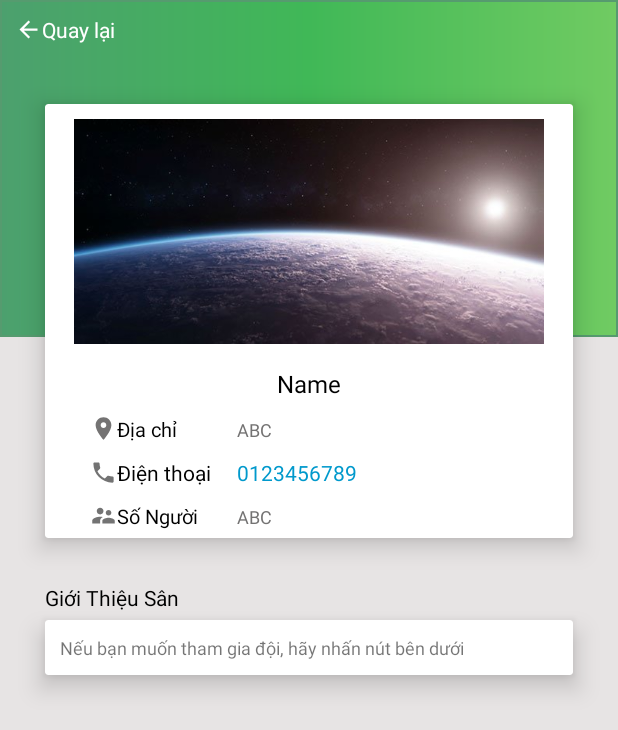
After one commit to zzlaodaizz7/STP2019, an Android app: the layout fragment_chi_tiet_san_bong.xml on its own in the app's theme, with its tools: preview values and no code run, on a phone screen of 412 x 824 dp. The commit adds this screen. Shown: the top 730 px of the screen. Run offline under Robolectric (Android 15) with nearby library versions, the phone set to English and light mode, and no system bars.

Commit message:
ChiTietSanBongFragment

```diff
--- a/app/src/main/java/com/example/doan2019/DoiBongClass.java
+++ b/app/src/main/java/com/example/doan2019/DoiBongClass.java
@@ -15,17 +15,19 @@ public class DoiBongClass implements Serializable {
     private Bitmap ImageBia, ImageDaiDien;
     private ArrayList<ThanhVienDoiBongClass> listThanhVien;
 
-    public DoiBongClass(String ten, double diem, String diaChi, String trinhDo, String ngayThanhLap, String soDienThoai, ArrayList<ThanhVienDoiBongClass> listThanhVien) {
+    public DoiBongClass(String ten, double diem, String diaChi, String trinhDo, String ngayThanhLap, String soDienThoai, Bitmap imageBia, Bitmap imageDaiDien, ArrayList<ThanhVienDoiBongClass> listThanhVien) {
         this.ten = ten;
         this.diem = diem;
         this.diaChi = diaChi;
         this.trinhDo = trinhDo;
         this.ngayThanhLap = ngayThanhLap;
         this.soDienThoai = soDienThoai;
+        ImageBia = imageBia;
+        ImageDaiDien = imageDaiDien;
         this.listThanhVien = listThanhVien;
     }
 
-    public DoiBongClass(String fc_fb, double v, String diaChi, String khá, int i, String soDienThoai, ArrayList<ThanhVienDoiBongClass> thanhVienDoiBongClasses) {
+    public DoiBongClass() {
     }
 
     public String getTen() {
--- a/app/src/main/java/com/example/doan2019/MainActivity.java
+++ b/app/src/main/java/com/example/doan2019/MainActivity.java
@@ -4,8 +4,11 @@ import androidx.annotation.NonNull;
 import androidx.appcompat.app.AppCompatActivity;
 import androidx.fragment.app.Fragment;
 
+import android.content.Context;
+import android.content.SharedPreferences;
 import android.os.Bundle;
 import android.view.MenuItem;
+import android.widget.Toast;
 
 import com.facebook.AccessToken;
 import com.google.android.material.bottomnavigation.BottomNavigationView;
@@ -20,6 +23,7 @@ public class MainActivity extends AppCompatActivity implements LangNgheSuKienChu
         setContentView(R.layout.activity_main);
 
         Mapping();
+
         DangKySuKienLangNghe();
 
         getSupportFragmentManager().beginTransaction().replace(R.id.fragment_container,
--- a/app/src/main/java/com/example/doan2019/TimSanFragment.java
+++ b/app/src/main/java/com/example/doan2019/TimSanFragment.java
@@ -134,7 +134,6 @@ public class TimSanFragment extends Fragment {
         int desiredWidth = View.MeasureSpec.makeMeasureSpec(listView.getWidth(), View.MeasureSpec.UNSPECIFIED);
         int totalHeight = 0;
         View view = null;
-        Toast.makeText(getActivity(), matchAdapter.getCount() + "", Toast.LENGTH_SHORT).show();
         for (int i = 0; i < matchAdapter.getCount(); i++) {
             view = matchAdapter.getView(i, view, listView);
             if (i == 0)
--- /dev/null
+++ b/app/src/main/res/layout/fragment_chi_tiet_san_bong.xml
@@ -0,0 +1,208 @@
+<?xml version="1.0" encoding="utf-8"?>
+<androidx.constraintlayout.widget.ConstraintLayout xmlns:android="http://schemas.android.com/apk/res/android"
+    xmlns:app="http://schemas.android.com/apk/res-auto"
+    android:layout_width="match_parent"
+    android:layout_height="match_parent">
+
+    <LinearLayout
+        android:layout_width="match_parent"
+        android:layout_height="match_parent"
+        android:orientation="vertical"
+        app:layout_constraintBottom_toBottomOf="parent"
+        app:layout_constraintLeft_toLeftOf="parent"
+        app:layout_constraintTop_toTopOf="parent">
+
+        <View
+            android:layout_width="match_parent"
+            android:layout_height="0dp"
+            android:layout_weight="1.5"
+            android:background="@drawable/custom_mau_action_bar_dx" />
+
+        <View
+            android:layout_width="match_parent"
+            android:layout_height="0dp"
+            android:layout_weight="4"
+            android:background="@color/mauNenXam" />
+    </LinearLayout>
+
+    <TextView
+        android:id="@+id/TextViewQuayLai"
+        android:layout_width="wrap_content"
+        android:layout_height="wrap_content"
+        android:clickable="true"
+        android:drawableLeft="@drawable/back_18dp"
+        android:padding="10dp"
+        android:text="Quay lại"
+        android:textColor="@drawable/custom_text_color"
+        app:layout_constraintLeft_toLeftOf="parent"
+        app:layout_constraintTop_toTopOf="parent" />
+
+    <ScrollView
+        android:layout_width="match_parent"
+        android:layout_height="wrap_content"
+        app:layout_constraintLeft_toLeftOf="parent"
+        app:layout_constraintRight_toRightOf="parent"
+        app:layout_constraintTop_toBottomOf="@id/TextViewQuayLai">
+
+        <LinearLayout
+            android:layout_width="match_parent"
+            android:layout_height="match_parent"
+            android:orientation="vertical">
+
+            <androidx.cardview.widget.CardView
+                android:layout_width="match_parent"
+                android:layout_height="wrap_content"
+                android:layout_marginLeft="30dp"
+                android:layout_marginTop="30dp"
+                android:layout_marginRight="30dp"
+                app:cardElevation="10dp"
+                app:layout_constraintLeft_toLeftOf="parent"
+                app:layout_constraintTop_toTopOf="parent">
+
+                <androidx.constraintlayout.widget.ConstraintLayout
+                    android:id="@+id/LayoutProfile"
+                    android:layout_width="match_parent"
+                    android:layout_height="match_parent"
+                    android:paddingTop="10dp"
+                    android:paddingBottom="5dp">
+
+                    <ImageView
+                        android:id="@+id/ImageViewBiaSanBong"
+                        android:layout_width="match_parent"
+                        android:layout_height="150dp"
+                        android:src="@drawable/anh_test_doi_bong"
+                        app:layout_constraintLeft_toLeftOf="parent"
+                        app:layout_constraintTop_toTopOf="parent" />
+
+                    <TextView
+                        android:id="@+id/TextViewNameSanBong"
+                        android:layout_width="wrap_content"
+                        android:layout_height="wrap_content"
+                        android:layout_marginTop="15dp"
+                        android:text="Name"
+                        android:textColor="@android:color/black"
+                        android:textSize="16sp"
+                        app:layout_constraintLeft_toLeftOf="parent"
+                        app:layout_constraintRight_toRightOf="parent"
+                        app:layout_constraintTop_toBottomOf="@id/ImageViewBiaSanBong" />
+
+                    <TextView
+                        android:id="@+id/TextViewDiaChiSanBong"
+                        android:layout_width="0dp"
+                        android:layout_height="wrap_content"
+                        android:layout_marginLeft="40dp"
+                        android:text="ABC"
+                        android:textColor="@color/mauChuXam"
+                        android:textSize="12sp"
+                        app:layout_constraintBottom_toBottomOf="@id/TextViewICLocation"
+                        app:layout_constraintLeft_toRightOf="@id/TextViewICLocation"
+                        app:layout_constraintRight_toRightOf="parent"
+                        app:layout_constraintTop_toTopOf="@id/TextViewICLocation" />
+
+                    <TextView
+                        android:id="@+id/TextViewICLocation"
+                        android:layout_width="wrap_content"
+                        android:layout_height="wrap_content"
+                        android:layout_marginLeft="10dp"
+                        android:layout_marginTop="10dp"
+                        android:drawableLeft="@drawable/ic_location_18dp"
+                        android:text="Địa chỉ"
+                        android:textColor="@android:color/black"
+                        android:textSize="13sp"
+                        app:layout_constraintHorizontal_bias="0.07"
+                        app:layout_constraintLeft_toLeftOf="parent"
+                        app:layout_constraintRight_toRightOf="parent"
+                        app:layout_constraintTop_toBottomOf="@id/TextViewNameSanBong" />
+
+                    <TextView
+                        android:id="@+id/TextViewICPhoneSanBong"
+                        android:layout_width="wrap_content"
+                        android:layout_height="wrap_content"
+                        android:layout_marginTop="10dp"
+                        android:drawableLeft="@drawable/ic_phone_18dp"
+                        android:text="Điện thoại"
+                        android:textColor="@android:color/black"
+                        app:layout_constraintStart_toStartOf="@+id/TextViewICLocation"
+                        app:layout_constraintTop_toBottomOf="@id/TextViewICLocation" />
+
+                    <TextView
+                        android:id="@+id/TextViewPhoneSanBong"
+                        android:layout_width="wrap_content"
+                        android:layout_height="wrap_content"
+                        android:text="0123456789"
+                        android:textColor="@android:color/holo_blue_dark"
+                        app:layout_constraintBottom_toBottomOf="@id/TextViewICPhoneSanBong"
+                        app:layout_constraintStart_toStartOf="@+id/TextViewDiaChiSanBong"
+                        app:layout_constraintTop_toTopOf="@id/TextViewICPhoneSanBong" />
+
+                    <TextView
+                        android:id="@+id/TextViewICSoNguoi"
+                        android:layout_width="wrap_content"
+                        android:layout_height="wrap_content"
+                        android:layout_marginTop="10dp"
+                        android:drawableLeft="@drawable/ic_ten_doi_bong_dang_ky_18dp"
+                        android:text="Số Người"
+                        android:textColor="@android:color/black"
+                        android:textSize="13sp"
+                        app:layout_constraintStart_toStartOf="@id/TextViewICPhoneSanBong"
+                        app:layout_constraintTop_toBottomOf="@id/TextViewICPhoneSanBong" />
+
+                    <TextView
+                        android:id="@+id/TextViewSoNguoi"
+                        android:layout_width="wrap_content"
+                        android:layout_height="wrap_content"
+                        android:text="ABC"
+                        android:textColor="@color/mauChuXam"
+                        android:textSize="12sp"
+                        app:layout_constraintBottom_toBottomOf="@id/TextViewICSoNguoi"
+                        app:layout_constraintStart_toStartOf="@id/TextViewPhoneSanBong"
+                        app:layout_constraintTop_toTopOf="@id/TextViewICSoNguoi" />
+                </androidx.constraintlayout.widget.ConstraintLayout>
+            </androidx.cardview.widget.CardView>
+
+            <TextView
+                android:layout_width="wrap_content"
+                android:layout_height="wrap_content"
+                android:layout_marginLeft="30dp"
+                android:layout_marginTop="30dp"
+                android:text="Giới Thiệu Sân"
+                android:textColor="@android:color/black"
+                android:textSize="14sp" />
+
+            <androidx.cardview.widget.CardView
+                android:layout_width="match_parent"
+                android:layout_height="wrap_content"
+                android:layout_marginLeft="30dp"
+                android:layout_marginTop="5dp"
+                android:layout_marginRight="30dp"
+                app:cardElevation="10dp">
+
+                <androidx.constraintlayout.widget.ConstraintLayout
+                    android:layout_width="match_parent"
+                    android:layout_height="match_parent">
+
+                    <TextView
+                        android:id="@+id/TextViewGioiThieu"
+                        android:layout_width="match_parent"
+                        android:layout_height="wrap_content"
+                        android:layout_marginLeft="10dp"
+                        android:layout_marginTop="10dp"
+                        android:drawablePadding="5dp"
+                        android:text="Nếu bạn muốn tham gia đội, hãy nhấn nút bên dưới"
+                        android:textSize="12sp"
+                        app:layout_constraintLeft_toLeftOf="parent"
+                        app:layout_constraintTop_toTopOf="parent" />
+
+                    <View
+                        android:layout_width="match_parent"
+                        android:layout_height="10dp"
+                        app:layout_constraintTop_toBottomOf="@id/TextViewGioiThieu" />
+                </androidx.constraintlayout.widget.ConstraintLayout>
+            </androidx.cardview.widget.CardView>
+
+            <View
+                android:layout_width="match_parent"
+                android:layout_height="50dp" />
+        </LinearLayout>
+    </ScrollView>
+</androidx.constraintlayout.widget.ConstraintLayout>
--- a/app/src/main/res/layout/fragment_chi_tiet_xep_hang_doi_bong.xml
+++ b/app/src/main/res/layout/fragment_chi_tiet_xep_hang_doi_bong.xml
@@ -70,7 +70,7 @@
                     <ImageView
                         android:id="@+id/ImageViewBiaDoiBong"
                         android:layout_width="match_parent"
-                        android:layout_height="100dp"
+                        android:layout_height="150dp"
                         android:src="@drawable/anh_test_doi_bong"
                         app:layout_constraintLeft_toLeftOf="parent"
                         app:layout_constraintTop_toTopOf="parent" />
```
Also changed, not shown: app/src/main/java/com/example/doan2019/ChiTietDoiBongDaThamGiaFragment.java (+19 -0 lines), app/src/main/java/com/example/doan2019/ChiTietDoiBongXepHangFragment.java (+9 -0 lines), app/src/main/java/com/example/doan2019/ChiTietSanBongFragment.java (+58 -0 lines), app/src/main/java/com/example/doan2019/TaiKhoanDaLoginFragment.java (+47 -22 lines), app/src/main/java/com/example/doan2019/TimKiemDoiBongFragment.java (+9 -5 lines), app/src/main/java/com/example/doan2019/XepHangFragment.java (+12 -5 lines).
